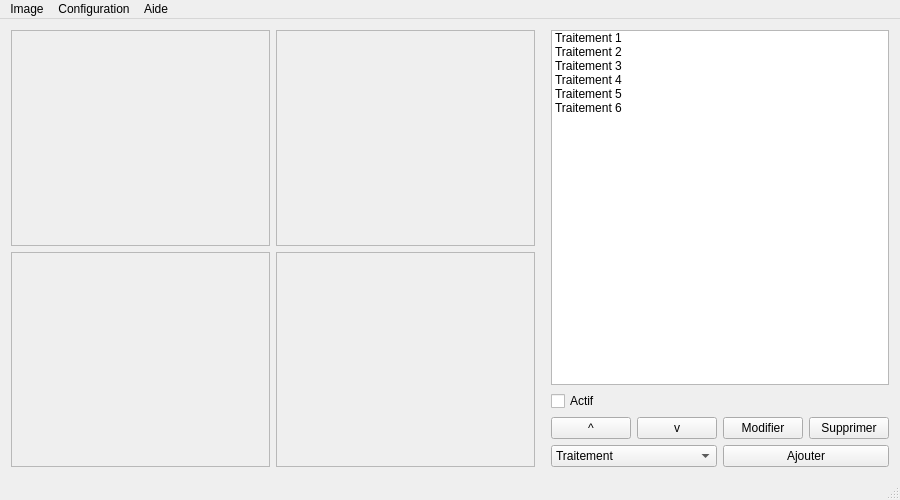
This is Interface/InterfacePrincipale.ui in gdescomps/HoKo as Qt 5 draws it before an edit. The edited form follows.
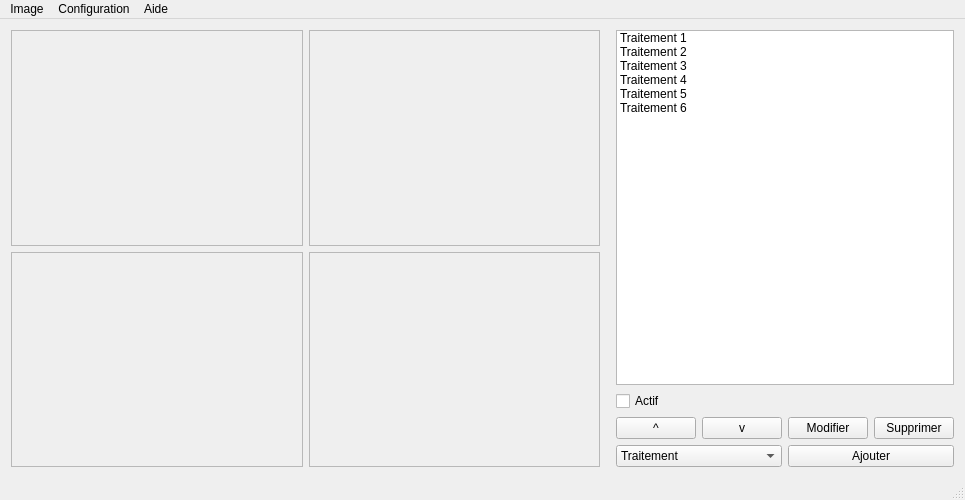
This is the edited form. Icons and pictures are not drawn.

The edit to the form file:
```diff
--- a/Interface/InterfacePrincipale.ui
+++ b/Interface/InterfacePrincipale.ui
@@ -6,13 +6,13 @@
    <rect>
     <x>0</x>
     <y>0</y>
-    <width>900</width>
+    <width>965</width>
     <height>500</height>
    </rect>
   </property>
   <property name="minimumSize">
    <size>
-    <width>900</width>
+    <width>964</width>
     <height>500</height>
    </size>
   </property>
```
